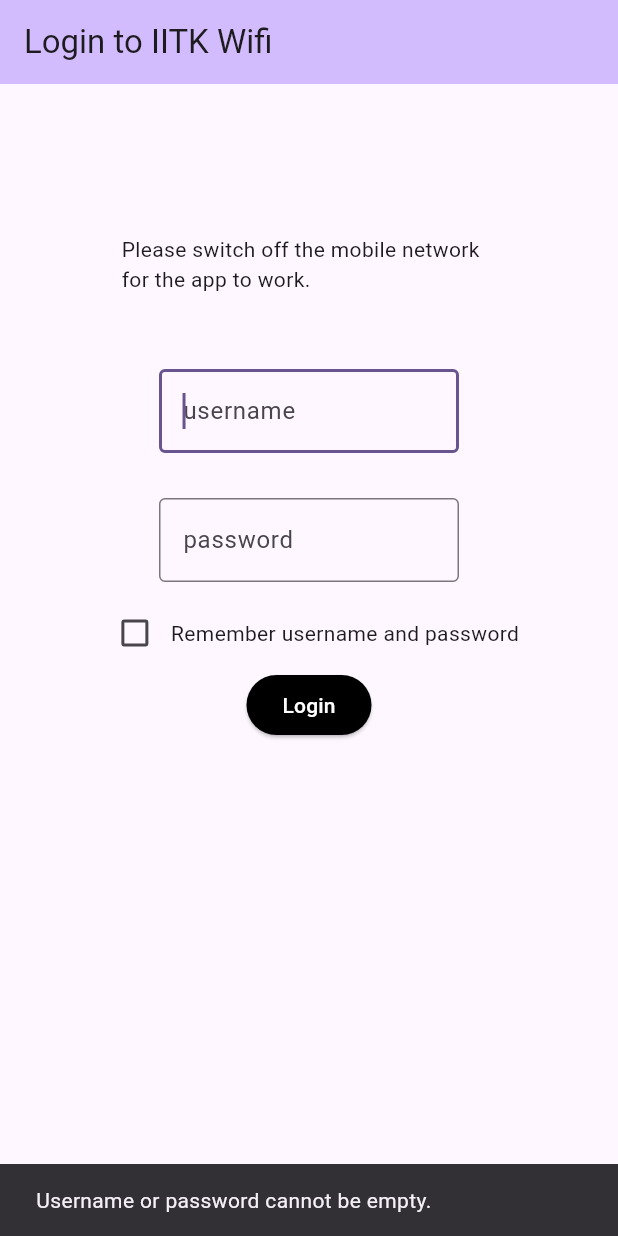
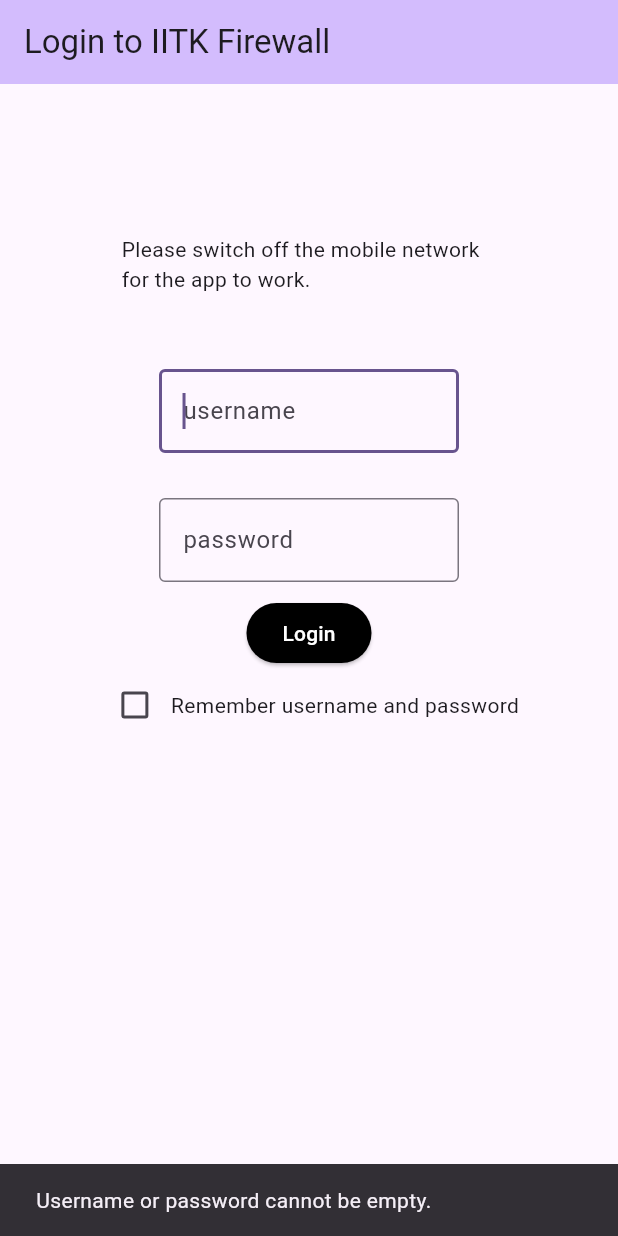
Before and after one commit to kabhay166/flutter_firewall_app, a Flutter app: the MyHomePage screen opened directly, after a tap on "Login", on a phone screen of 412 x 824 dp. Run offline on Flutter 3.47's test engine with Material 3 defaults, Android fonts, the phone set to English and light mode, and no system bars; our stand-ins replace flutter_secure_storage, shared_preferences; missing offline and left inert: workmanager; accounts and stored records are empty.

Commit message:
Made the login funcion of firewall_auth.dart return an error string to show more information to the user  and cleaned both firewall_auth.dart main.dart.

```diff
--- a/lib/main.dart
+++ b/lib/main.dart
@@ -1,11 +1,8 @@
-import 'dart:math';
-
 import 'package:flutter/material.dart';
 import 'package:firewall_app/firewall_auth.dart';
 import 'package:shared_preferences/shared_preferences.dart';
 import 'secure_storage.dart';
 import 'package:workmanager/workmanager.dart';
-import 'package:http/http.dart' as http;
 
 
 void main() async {
@@ -21,7 +18,7 @@
   Workmanager().executeTask( (task,inputData) async {
 
     if(task == 'KeepAliveTask') {
-      print('Executing KeepAliveTask');
+
       await Authenticator.keepAlive(inputData!);
 
     }
@@ -47,7 +44,7 @@
 
         colorScheme: ColorScheme.fromSeed(seedColor: Colors.deepPurple),
       ),
-      home: const MyHomePage(title: 'Login to IITK Wifi'),
+      home: const MyHomePage(title: 'Login to IITK Firewall'),
     );
   }
 }
@@ -66,8 +63,8 @@
 
 class _MyHomePageState extends State<MyHomePage> {
 
-  final IITK_USERNAME = "IITK_USERNAME";
-  final IITK_PASSWORD = "IITK_PASSWORD";
+  final  IITK_USERNAME = "IITK_USERNAME";
+  final  IITK_PASSWORD = "IITK_PASSWORD";
   final TextEditingController _usernameController = TextEditingController();
   final TextEditingController _passwordController = TextEditingController();
   late Authenticator _authenticator;
@@ -92,7 +89,7 @@
       final prefs = await SharedPreferences.getInstance();
       bool rememberCredentials = prefs.getBool('rememberCredentials') ?? false;
 
-      print('iitkusername: $iitkUsername, iitkpassword: $iitkPassword');
+
       setState(()  {
           _username = iitkUsername;
           _password = iitkPassword;
@@ -177,7 +174,6 @@
 
                       onPressed: () async {
 
-
                               _username = _usernameController.text;
                               _password = _passwordController.text;
                               if(_username == "" || _password == "") {
@@ -188,7 +184,12 @@
 
                               _authenticator.setCredentials(_username, _password);
 
-                           bool loginStatus = await _authenticator.login();
+                            bool connectedToIITK = await _authenticator.checkState();
+                            if(!connectedToIITK) {
+                              showMessage("You are not connected to IITK network.");
+                              return;
+                            }
+                           var (loginStatus, loginError) = await _authenticator.login();
 
                            if(loginStatus) {
 
@@ -207,7 +208,7 @@
                                  existingWorkPolicy: ExistingWorkPolicy.replace);
 
                            } else {
-                             showMessage('An error occured while logging in.');
+                             showMessage(loginError!);
 
                            }
 
@@ -221,9 +222,27 @@
 
                     ),
 
-                  (_username != "" && _password != "")
-                      ? ElevatedButton(onPressed: () { removeUserSettings();}, child: Text('Forget username and password'))
-                      : SizedBox.shrink(),
+                  // (_username != "" && _password != "")
+                  //     ? ElevatedButton(onPressed: () { removeUserSettings();}, child: Text('Forget username and password'))
+                  //     : SizedBox.shrink(),
+
+                  _rememberMe ? ElevatedButton(onPressed: () { removeUserSettings();}, child: Text('Forget username and password'))
+                              : Center(
+                    child: Row(
+                      mainAxisAlignment: MainAxisAlignment.center,
+                      children: [
+
+                        Checkbox(value: _rememberMe, onChanged: (bool? value) {
+                          setState(() {
+                            _rememberMe = value!;
+                          });
+                        }),
+
+
+                        Text('Remember username and password'),
+                      ],
+                    ),
+                  ),
 
                 ],
               ),
@@ -277,23 +296,23 @@
            ),
 
 
-           !_rememberMe ?
-           Center(
-             child: Row(
-               mainAxisAlignment: MainAxisAlignment.center,
-               children: [
-
-                 Checkbox(value: _rememberMe, onChanged: (bool? value) {
-                   setState(() {
-                     _rememberMe = value!;
-                   });
-                 }),
-
-
-                 Text('Remember username and password'),
-               ],
-             ),
-           ) : SizedBox.shrink(),
+           // !_rememberMe ?
+           // Center(
+           //   child: Row(
+           //     mainAxisAlignment: MainAxisAlignment.center,
+           //     children: [
+           //
+           //       Checkbox(value: _rememberMe, onChanged: (bool? value) {
+           //         setState(() {
+           //           _rememberMe = value!;
+           //         });
+           //       }),
+           //
+           //
+           //       Text('Remember username and password'),
+           //     ],
+           //   ),
+           // ) : SizedBox.shrink(),
 
          ],
        ),
```
Also changed, not shown: lib/firewall_auth.dart (+25 -18 lines).
